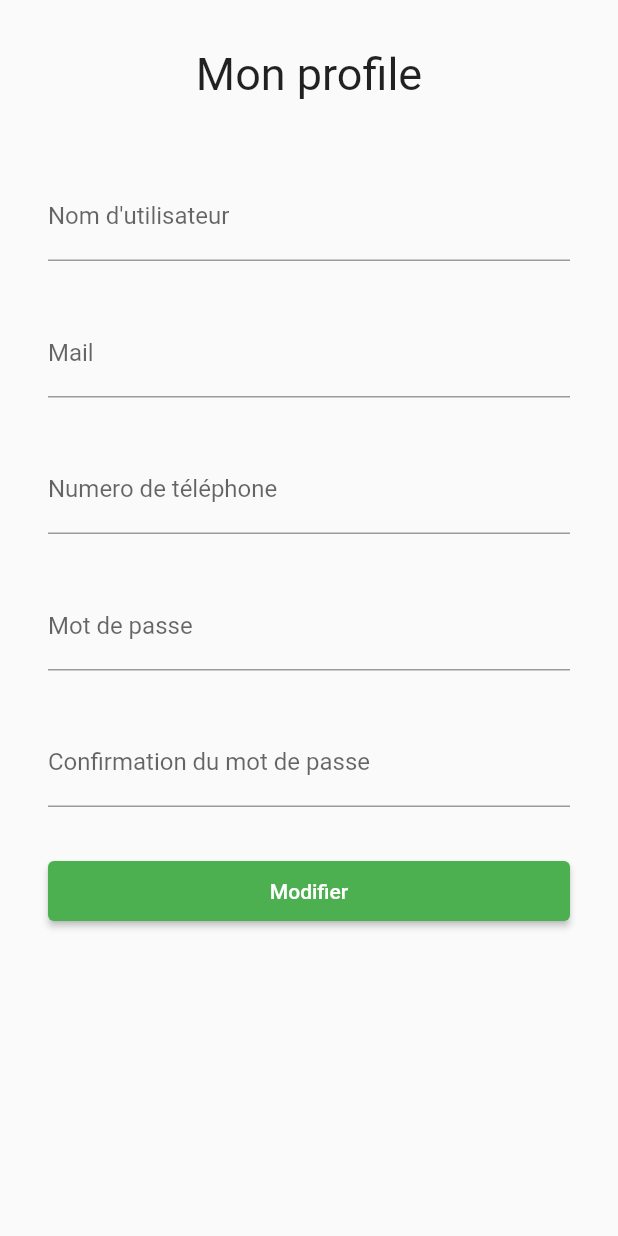
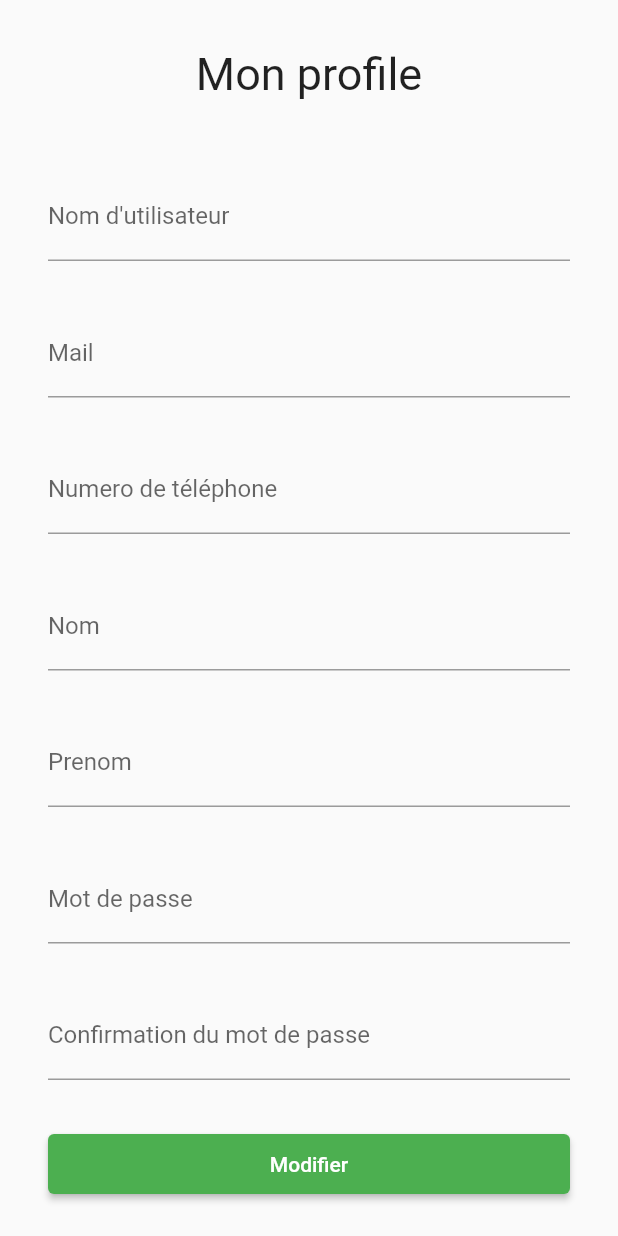
Before and after one commit to TheoGeneste/TuCarbure, a Flutter app: the Profile widget shown alone on an empty page, opened directly, on a phone screen of 412 x 824 dp. Run offline on Flutter 3.47's test engine with Material 2 defaults, Android fonts, the phone set to English and light mode, and no system bars; our stand-ins replace flutter_map, geolocator, latlong2, shared_preferences, sliding_up_panel; missing offline and left inert: flutter_map_location_marker; accounts and stored records are empty; network calls fail.

```diff
--- /dev/null
+++ b/lib/model/profil.dart
@@ -0,0 +1,9 @@
+class Profil{
+  late String prenom;
+  late String nom;
+
+  Profil({
+    required this.prenom,
+    required this.nom,
+  });
+}
--- a/lib/view/screens/profile.dart
+++ b/lib/view/screens/profile.dart
@@ -1,12 +1,30 @@
 import 'package:flutter/material.dart';
+import '../../data/profile_data.dart';
 
 class Profile extends StatelessWidget {
-  const Profile({Key? key}) : super(key: key);
+  Profile({Key? key}) : super(key: key);
+  TextEditingController usernameController = TextEditingController();
+  TextEditingController mailController = TextEditingController();
+  TextEditingController telephoneController = TextEditingController();
+  TextEditingController passwordController = TextEditingController();
+  TextEditingController passwordConfirmationController = TextEditingController();
+  TextEditingController nomController = TextEditingController();
+  TextEditingController prenomController = TextEditingController();
+
+  _getProfile(){
+    var data = ProfileData().getProfile("test");
+  }
+
+  _setUsername(){
+    return "test";
+  }
 
   @override
   Widget build(BuildContext context) {
-    return Center(
-              child: Column(children: <Widget>[
+    return SingleChildScrollView(
+          child:
+          Center(
+              child:  Column(children: <Widget>[
                 Padding(
                   padding: EdgeInsets.symmetric(vertical: 32),
                   child:Text("Mon profile", style:TextStyle(fontSize: 30)),
@@ -18,6 +36,7 @@ class Profile extends StatelessWidget {
                       Padding(
                         padding: EdgeInsets.symmetric(horizontal:32, vertical: 16),
                         child: TextFormField(
+                          controller: usernameController,
                           decoration: const InputDecoration(
                             border: UnderlineInputBorder(),
                             labelText: 'Nom d\'utilisateur',
@@ -27,6 +46,7 @@ class Profile extends StatelessWidget {
                       Padding(
                         padding: EdgeInsets.symmetric(horizontal:32, vertical: 16),
                         child: TextFormField(
+                          controller: mailController,
                           decoration: const InputDecoration(
                             border: UnderlineInputBorder(),
                             labelText: 'Mail',
@@ -36,6 +56,7 @@ class Profile extends StatelessWidget {
                       Padding(
                         padding: EdgeInsets.symmetric(horizontal:32, vertical: 16),
                         child: TextFormField(
+                          controller: telephoneController,
                           decoration: const InputDecoration(
                             border: UnderlineInputBorder(),
                             labelText: 'Numero de téléphone',
@@ -45,6 +66,28 @@ class Profile extends StatelessWidget {
                       Padding(
                         padding: EdgeInsets.symmetric(horizontal:32, vertical: 16),
                         child: TextFormField(
+                          controller: nomController,
+                          decoration: const InputDecoration(
+                            border: UnderlineInputBorder(),
+                            labelText: 'Nom',
+                          ),
+                        ),
+                      ),
+                      Padding(
+                        padding: EdgeInsets.symmetric(horizontal:32, vertical: 16),
+                        child: TextFormField(
+                          controller: prenomController,
+                          decoration: const InputDecoration(
+                            border: UnderlineInputBorder(),
+                            labelText: 'Prenom',
+                          ),
+                        ),
+                      ),
+
+                      Padding(
+                        padding: EdgeInsets.symmetric(horizontal:32, vertical: 16),
+                        child: TextFormField(
+                          controller: passwordController,
                           decoration: const InputDecoration(
                             border: UnderlineInputBorder(),
                             labelText: 'Mot de passe',
@@ -54,6 +97,7 @@ class Profile extends StatelessWidget {
                       Padding(
                         padding: EdgeInsets.symmetric(horizontal:32, vertical: 16),
                         child: TextFormField(
+                          controller: passwordConfirmationController,
                           decoration: const InputDecoration(
                             border: UnderlineInputBorder(),
                             labelText: 'Confirmation du mot de passe',
@@ -75,6 +119,7 @@ class Profile extends StatelessWidget {
                   ),
                 ),
               ])
+          )
       );
     }
   }
```
Also changed, not shown: lib/data/liste_carburant_data.dart (added, +13 -0 lines), lib/data/profile_data.dart (added, +13 -0 lines), lib/view/screens/main_page.dart (+7 -4 lines), lib/view/widgets/liste_carburant_filter.dart (added, +61 -0 lines). Lines whose indentation alone changed are shown as unchanged.
